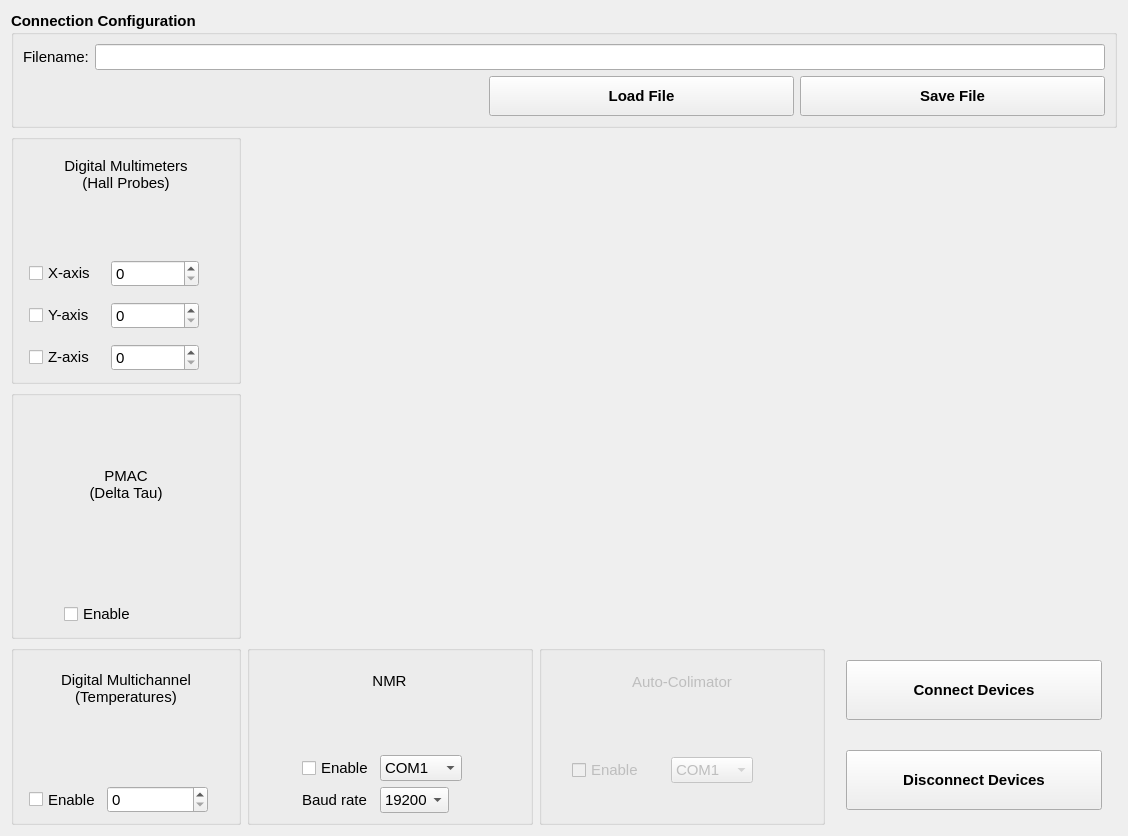
Qt form hallbench/gui/ui/connectionwidget.ui (lnls-ima/hall-bench-control) before a commit.
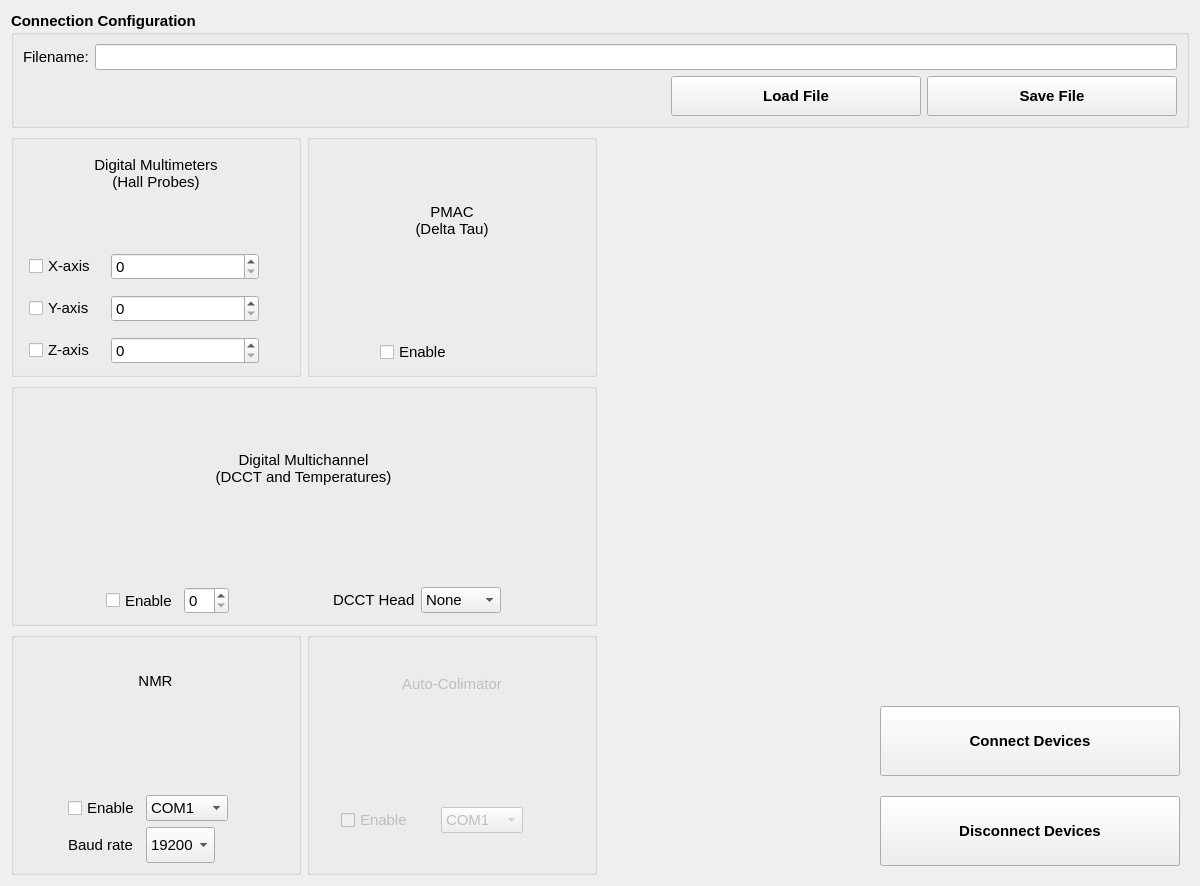
The same form after that commit. Icons and pictures are not drawn.

Commit message: Add dcct to connection widget

```diff
--- a/hallbench/gui/ui/connectionwidget.ui
+++ b/hallbench/gui/ui/connectionwidget.ui
@@ -6,8 +6,8 @@
    <rect>
     <x>0</x>
     <y>0</y>
-    <width>1128</width>
-    <height>836</height>
+    <width>1200</width>
+    <height>886</height>
    </rect>
   </property>
   <property name="font">
@@ -18,8 +18,8 @@
   <property name="windowTitle">
    <string>Connection</string>
   </property>
-  <layout class="QGridLayout" name="gridLayout_9">
-   <item row="0" column="0" colspan="4">
+  <layout class="QGridLayout" name="gridLayout_10">
+   <item row="0" column="0" colspan="2">
     <widget class="QGroupBox" name="groupBox">
      <property name="sizePolicy">
       <sizepolicy hsizetype="Preferred" vsizetype="Maximum">
@@ -44,10 +44,16 @@
        <widget class="QPushButton" name="saveconfig_btn">
         <property name="minimumSize">
          <size>
-          <width>200</width>
+          <width>250</width>
           <height>40</height>
          </size>
         </property>
+        <property name="maximumSize">
+         <size>
+          <width>250</width>
+          <height>16777215</height>
+         </size>
+        </property>
         <property name="text">
          <string>Save File</string>
         </property>
@@ -99,10 +105,16 @@
        <widget class="QPushButton" name="loadconfig_btn">
         <property name="minimumSize">
          <size>
-          <width>200</width>
+          <width>250</width>
           <height>40</height>
          </size>
         </property>
+        <property name="maximumSize">
+         <size>
+          <width>250</width>
+          <height>16777215</height>
+         </size>
+        </property>
         <property name="text">
          <string>Load File</string>
         </property>
@@ -112,9 +124,11 @@
     </widget>
    </item>
    <item row="1" column="0">
+    <layout class="QGridLayout" name="gridLayout_11">
+     <item row="0" column="0">
     <widget class="QGroupBox" name="groupBox_2">
      <property name="sizePolicy">
-      <sizepolicy hsizetype="Maximum" vsizetype="Preferred">
+        <sizepolicy hsizetype="Preferred" vsizetype="Preferred">
        <horstretch>0</horstretch>
        <verstretch>0</verstretch>
       </sizepolicy>
@@ -320,32 +334,10 @@
      <zorder>label_6</zorder>
     </widget>
    </item>
-   <item row="1" column="1" rowspan="2" colspan="3">
-    <widget class="QLabel" name="label_2">
-     <property name="sizePolicy">
-      <sizepolicy hsizetype="Expanding" vsizetype="Expanding">
-       <horstretch>0</horstretch>
-       <verstretch>0</verstretch>
-      </sizepolicy>
-     </property>
-     <property name="text">
-      <string/>
-     </property>
-     <property name="pixmap">
-      <pixmap>../../resources/img/bench.png</pixmap>
-     </property>
-     <property name="scaledContents">
-      <bool>false</bool>
-     </property>
-     <property name="alignment">
-      <set>Qt::AlignCenter</set>
-     </property>
-    </widget>
-   </item>
-   <item row="2" column="0">
+     <item row="0" column="1">
     <widget class="QGroupBox" name="groupBox_3">
      <property name="sizePolicy">
-      <sizepolicy hsizetype="Maximum" vsizetype="Preferred">
+        <sizepolicy hsizetype="Preferred" vsizetype="Preferred">
        <horstretch>0</horstretch>
        <verstretch>0</verstretch>
       </sizepolicy>
@@ -423,7 +415,7 @@
         <property name="sizeHint" stdset="0">
          <size>
           <width>20</width>
-          <height>10</height>
+            <height>20</height>
          </size>
         </property>
        </spacer>
@@ -475,120 +467,7 @@
      <zorder>label_3</zorder>
     </widget>
    </item>
-   <item row="3" column="0">
-    <widget class="QGroupBox" name="groupBox_4">
-     <property name="sizePolicy">
-      <sizepolicy hsizetype="Maximum" vsizetype="Preferred">
-       <horstretch>0</horstretch>
-       <verstretch>0</verstretch>
-      </sizepolicy>
-     </property>
-     <property name="minimumSize">
-      <size>
-       <width>230</width>
-       <height>0</height>
-      </size>
-     </property>
-     <property name="title">
-      <string/>
-     </property>
-     <layout class="QVBoxLayout" name="verticalLayout_2">
-      <property name="leftMargin">
-       <number>15</number>
-      </property>
-      <property name="rightMargin">
-       <number>15</number>
-      </property>
-      <item>
-       <widget class="QLabel" name="label_7">
-        <property name="text">
-         <string>Digital Multichannel
-(Temperatures)</string>
-        </property>
-        <property name="alignment">
-         <set>Qt::AlignCenter</set>
-        </property>
-       </widget>
-      </item>
-      <item>
-       <layout class="QHBoxLayout" name="horizontalLayout_2">
-        <item alignment="Qt::AlignHCenter|Qt::AlignVCenter">
-         <widget class="QLabel" name="label_10">
-          <property name="sizePolicy">
-           <sizepolicy hsizetype="Fixed" vsizetype="Fixed">
-            <horstretch>0</horstretch>
-            <verstretch>0</verstretch>
-           </sizepolicy>
-          </property>
-          <property name="text">
-           <string/>
-          </property>
-          <property name="pixmap">
-           <pixmap>../../resources/img/34970A.png</pixmap>
-          </property>
-          <property name="scaledContents">
-           <bool>true</bool>
-          </property>
-         </widget>
-        </item>
-       </layout>
-      </item>
-      <item>
-       <layout class="QGridLayout" name="gridLayout_4">
-        <item row="0" column="2">
-         <widget class="QLabel" name="multich_led_la">
-          <property name="enabled">
-           <bool>false</bool>
-          </property>
-          <property name="sizePolicy">
-           <sizepolicy hsizetype="Fixed" vsizetype="Fixed">
-            <horstretch>0</horstretch>
-            <verstretch>0</verstretch>
-           </sizepolicy>
-          </property>
-          <property name="text">
-           <string/>
-          </property>
-          <property name="pixmap">
-           <pixmap>../../resources/img/led.png</pixmap>
-          </property>
-          <property name="scaledContents">
-           <bool>true</bool>
-          </property>
-          <property name="alignment">
-           <set>Qt::AlignCenter</set>
-          </property>
-         </widget>
-        </item>
-        <item row="0" column="0">
-         <widget class="QCheckBox" name="multich_enable_chb">
-          <property name="sizePolicy">
-           <sizepolicy hsizetype="Maximum" vsizetype="Preferred">
-            <horstretch>0</horstretch>
-            <verstretch>0</verstretch>
-           </sizepolicy>
-          </property>
-          <property name="text">
-           <string>Enable</string>
-          </property>
-         </widget>
-        </item>
-        <item row="0" column="1">
-         <widget class="QSpinBox" name="multich_address_sb">
-          <property name="sizePolicy">
-           <sizepolicy hsizetype="Preferred" vsizetype="Fixed">
-            <horstretch>0</horstretch>
-            <verstretch>0</verstretch>
-           </sizepolicy>
-          </property>
-         </widget>
-        </item>
-       </layout>
-      </item>
-     </layout>
-    </widget>
-   </item>
-   <item row="3" column="1">
+     <item row="2" column="0">
     <widget class="QGroupBox" name="groupBox_6">
      <property name="enabled">
       <bool>true</bool>
@@ -804,7 +683,7 @@
      </layout>
     </widget>
    </item>
-   <item row="3" column="2">
+     <item row="2" column="1">
     <widget class="QGroupBox" name="groupBox_5">
      <property name="enabled">
       <bool>false</bool>
@@ -998,20 +877,256 @@
      </layout>
     </widget>
    </item>
-   <item row="3" column="3">
+     <item row="1" column="0" colspan="2">
+      <widget class="QGroupBox" name="groupBox_4">
+       <property name="sizePolicy">
+        <sizepolicy hsizetype="Preferred" vsizetype="Preferred">
+         <horstretch>0</horstretch>
+         <verstretch>0</verstretch>
+        </sizepolicy>
+       </property>
+       <property name="minimumSize">
+        <size>
+         <width>230</width>
+         <height>0</height>
+        </size>
+       </property>
+       <property name="title">
+        <string/>
+       </property>
+       <layout class="QGridLayout" name="gridLayout_9">
+        <item row="0" column="0" colspan="2">
+         <widget class="QLabel" name="label_7">
+          <property name="text">
+           <string>Digital Multichannel
+(DCCT and Temperatures)</string>
+          </property>
+          <property name="alignment">
+           <set>Qt::AlignCenter</set>
+          </property>
+         </widget>
+        </item>
+        <item row="1" column="0">
+         <widget class="QLabel" name="label_10">
+          <property name="sizePolicy">
+           <sizepolicy hsizetype="Fixed" vsizetype="Fixed">
+            <horstretch>0</horstretch>
+            <verstretch>0</verstretch>
+           </sizepolicy>
+          </property>
+          <property name="text">
+           <string/>
+          </property>
+          <property name="pixmap">
+           <pixmap>../../resources/img/34970A.png</pixmap>
+          </property>
+          <property name="scaledContents">
+           <bool>true</bool>
+          </property>
+         </widget>
+        </item>
+        <item row="5" column="1">
+         <layout class="QHBoxLayout" name="horizontalLayout_7">
+          <item>
+           <widget class="QLabel" name="label_16">
+            <property name="sizePolicy">
+             <sizepolicy hsizetype="Maximum" vsizetype="Maximum">
+              <horstretch>0</horstretch>
+              <verstretch>0</verstretch>
+             </sizepolicy>
+            </property>
+            <property name="text">
+             <string>DCCT Head</string>
+            </property>
+           </widget>
+          </item>
+          <item>
+           <widget class="QComboBox" name="dcct_head_cmb">
+            <property name="sizePolicy">
+             <sizepolicy hsizetype="Maximum" vsizetype="Maximum">
+              <horstretch>0</horstretch>
+              <verstretch>0</verstretch>
+             </sizepolicy>
+            </property>
+            <property name="minimumSize">
+             <size>
+              <width>80</width>
+              <height>0</height>
+             </size>
+            </property>
+            <property name="currentIndex">
+             <number>0</number>
+            </property>
+            <item>
+             <property name="text">
+              <string>None</string>
+             </property>
+            </item>
+            <item>
+             <property name="text">
+              <string>1</string>
+             </property>
+            </item>
+            <item>
+             <property name="text">
+              <string>2</string>
+             </property>
+            </item>
+            <item>
+             <property name="text">
+              <string>3</string>
+             </property>
+            </item>
+           </widget>
+          </item>
+         </layout>
+        </item>
+        <item row="1" column="1">
+         <widget class="QLabel" name="label_15">
+          <property name="sizePolicy">
+           <sizepolicy hsizetype="Fixed" vsizetype="Fixed">
+            <horstretch>0</horstretch>
+            <verstretch>0</verstretch>
+           </sizepolicy>
+          </property>
+          <property name="text">
+           <string/>
+          </property>
+          <property name="pixmap">
+           <pixmap>../../resources/img/dcct.png</pixmap>
+          </property>
+          <property name="scaledContents">
+           <bool>true</bool>
+          </property>
+         </widget>
+        </item>
+        <item row="5" column="0">
+         <layout class="QGridLayout" name="gridLayout_4">
+          <item row="0" column="2">
+           <widget class="QLabel" name="multich_led_la">
+            <property name="enabled">
+             <bool>false</bool>
+            </property>
+            <property name="sizePolicy">
+             <sizepolicy hsizetype="Fixed" vsizetype="Fixed">
+              <horstretch>0</horstretch>
+              <verstretch>0</verstretch>
+             </sizepolicy>
+            </property>
+            <property name="text">
+             <string/>
+            </property>
+            <property name="pixmap">
+             <pixmap>../../resources/img/led.png</pixmap>
+            </property>
+            <property name="scaledContents">
+             <bool>true</bool>
+            </property>
+            <property name="alignment">
+             <set>Qt::AlignCenter</set>
+            </property>
+           </widget>
+          </item>
+          <item row="0" column="0">
+           <widget class="QCheckBox" name="multich_enable_chb">
+            <property name="sizePolicy">
+             <sizepolicy hsizetype="Maximum" vsizetype="Preferred">
+              <horstretch>0</horstretch>
+              <verstretch>0</verstretch>
+             </sizepolicy>
+            </property>
+            <property name="text">
+             <string>Enable</string>
+            </property>
+           </widget>
+          </item>
+          <item row="0" column="1">
+           <widget class="QSpinBox" name="multich_address_sb">
+            <property name="sizePolicy">
+             <sizepolicy hsizetype="Maximum" vsizetype="Fixed">
+              <horstretch>0</horstretch>
+              <verstretch>0</verstretch>
+             </sizepolicy>
+            </property>
+           </widget>
+          </item>
+         </layout>
+        </item>
+        <item row="2" column="0">
+         <spacer name="verticalSpacer_4">
+          <property name="orientation">
+           <enum>Qt::Vertical</enum>
+          </property>
+          <property name="sizeType">
+           <enum>QSizePolicy::Fixed</enum>
+          </property>
+          <property name="sizeHint" stdset="0">
+           <size>
+            <width>20</width>
+            <height>20</height>
+           </size>
+          </property>
+         </spacer>
+        </item>
+        <item row="2" column="1">
+         <spacer name="verticalSpacer_5">
+          <property name="orientation">
+           <enum>Qt::Vertical</enum>
+          </property>
+          <property name="sizeType">
+           <enum>QSizePolicy::Fixed</enum>
+          </property>
+          <property name="sizeHint" stdset="0">
+           <size>
+            <width>20</width>
+            <height>20</height>
+           </size>
+          </property>
+         </spacer>
+        </item>
+       </layout>
+      </widget>
+     </item>
+    </layout>
+   </item>
+   <item row="1" column="1">
+    <layout class="QGridLayout" name="gridLayout_12">
+     <item row="0" column="0" colspan="2">
+      <widget class="QLabel" name="label_2">
+       <property name="sizePolicy">
+        <sizepolicy hsizetype="Preferred" vsizetype="Preferred">
+         <horstretch>0</horstretch>
+         <verstretch>0</verstretch>
+        </sizepolicy>
+       </property>
+       <property name="text">
+        <string/>
+       </property>
+       <property name="pixmap">
+        <pixmap>../../resources/img/bench.png</pixmap>
+       </property>
+       <property name="scaledContents">
+        <bool>false</bool>
+       </property>
+       <property name="alignment">
+        <set>Qt::AlignCenter</set>
+       </property>
+      </widget>
+     </item>
+     <item row="1" column="1">
     <layout class="QVBoxLayout" name="verticalLayout_5">
      <property name="spacing">
-      <number>30</number>
+        <number>20</number>
      </property>
      <property name="margin">
-      <number>15</number>
+        <number>9</number>
      </property>
      <item>
       <widget class="QPushButton" name="connect_btn">
        <property name="minimumSize">
         <size>
-         <width>0</width>
-         <height>60</height>
+           <width>300</width>
+           <height>70</height>
         </size>
        </property>
        <property name="font">
@@ -1030,7 +1145,7 @@
        <property name="minimumSize">
         <size>
          <width>0</width>
-         <height>60</height>
+           <height>70</height>
         </size>
        </property>
        <property name="font">
@@ -1043,6 +1158,8 @@
         <string>Disconnect Devices</string>
        </property>
       </widget>
+       </item>
+      </layout>
      </item>
     </layout>
    </item>
```
Lines whose indentation alone changed are shown as unchanged. The commit also changes 5 other files.
